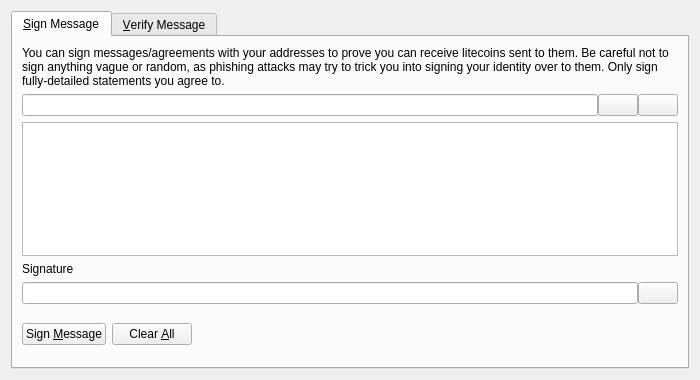
Old version of the form src/qt/forms/signverifymessagedialog.ui in the repository Cypherpunk-Society/AmaruCoin.
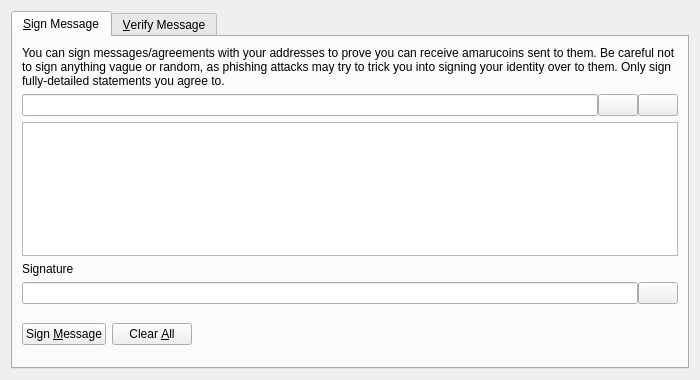
New version of the form. Icons and pictures are not drawn. Custom widgets are drawn as their Qt base class.

What changed in the file:
```diff
--- a/src/qt/forms/signverifymessagedialog.ui
+++ b/src/qt/forms/signverifymessagedialog.ui
@@ -30,7 +30,7 @@
        <item>
         <widget class="QLabel" name="infoLabel_SM">
          <property name="text">
-          <string>You can sign messages/agreements with your addresses to prove you can receive litecoins sent to them. Be careful not to sign anything vague or random, as phishing attacks may try to trick you into signing your identity over to them. Only sign fully-detailed statements you agree to.</string>
+          <string>You can sign messages/agreements with your addresses to prove you can receive amarucoins sent to them. Be careful not to sign anything vague or random, as phishing attacks may try to trick you into signing your identity over to them. Only sign fully-detailed statements you agree to.</string>
          </property>
          <property name="textFormat">
           <enum>Qt::PlainText</enum>
```
Left out of the diff: 8 changed lines with no effect on the pictures.
